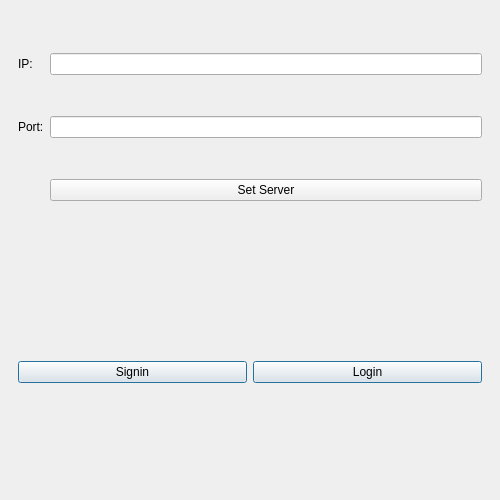
First picture: the form in ToDoListClient/firstpage.ui, repository captain-moji/To_Do_List_Project, before the edit.
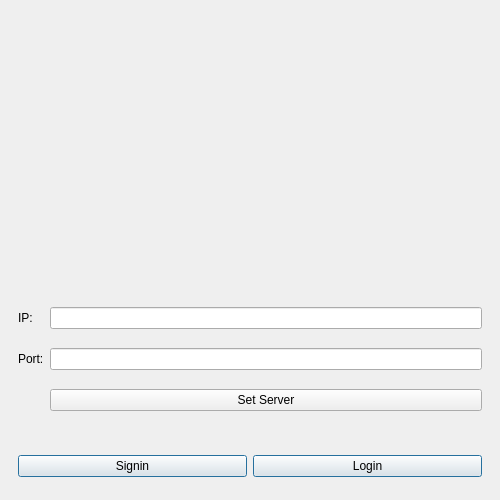
Second picture: the form after the edit. Icons and pictures are not drawn.

What changed in the file:
```diff
--- a/ToDoListClient/firstpage.ui
+++ b/ToDoListClient/firstpage.ui
@@ -45,8 +45,21 @@
   </property>
   <widget class="QWidget" name="centralwidget">
    <layout class="QVBoxLayout" name="verticalLayout">
+    <item>
+     <widget class="QWidget" name="widget_3" native="true">
+      <property name="styleSheet">
+       <string notr="true">image: url(:/Client_connect_to_server.png);</string>
+      </property>
+     </widget>
+    </item>
     <item>
      <widget class="QWidget" name="widget" native="true">
+      <property name="maximumSize">
+       <size>
+        <width>16777215</width>
+        <height>150</height>
+       </size>
+      </property>
       <layout class="QGridLayout" name="gridLayout">
        <item row="0" column="0">
         <widget class="QLabel" name="ip_label">
@@ -86,6 +99,12 @@
     </item>
     <item>
      <widget class="QWidget" name="widget_2" native="true">
+      <property name="maximumSize">
+       <size>
+        <width>16777215</width>
+        <height>50</height>
+       </size>
+      </property>
       <layout class="QHBoxLayout" name="horizontalLayout">
        <item>
         <widget class="QPushButton" name="first_page_signin_BTN">
```
